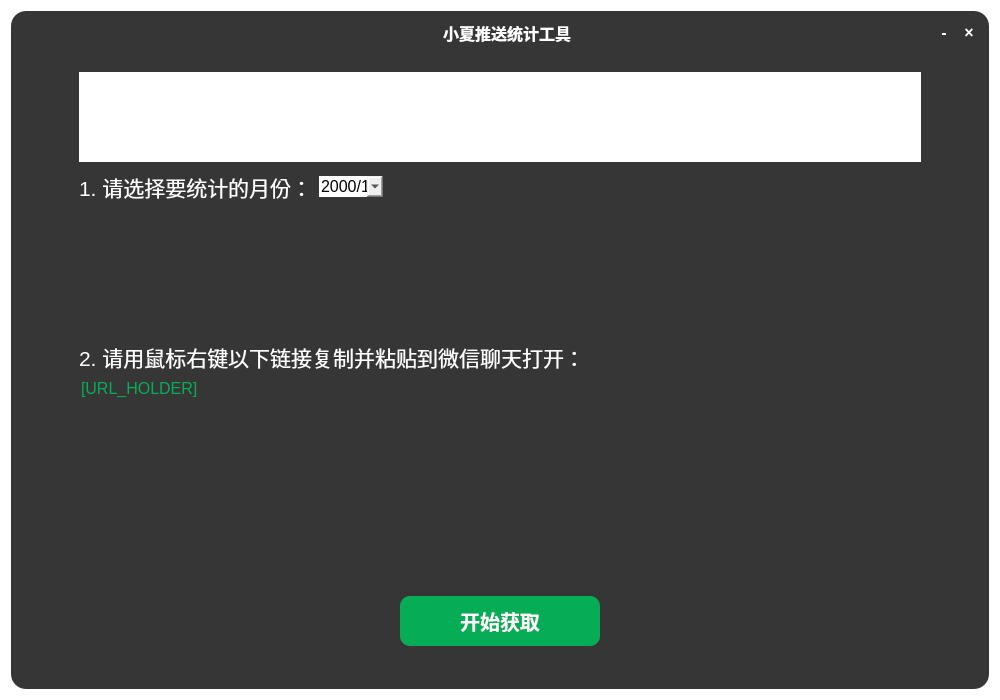
Qt form ui/ui_design/main_win.ui (Epochmaking/xiaoxia_contribution_statistic_tool) before a commit.
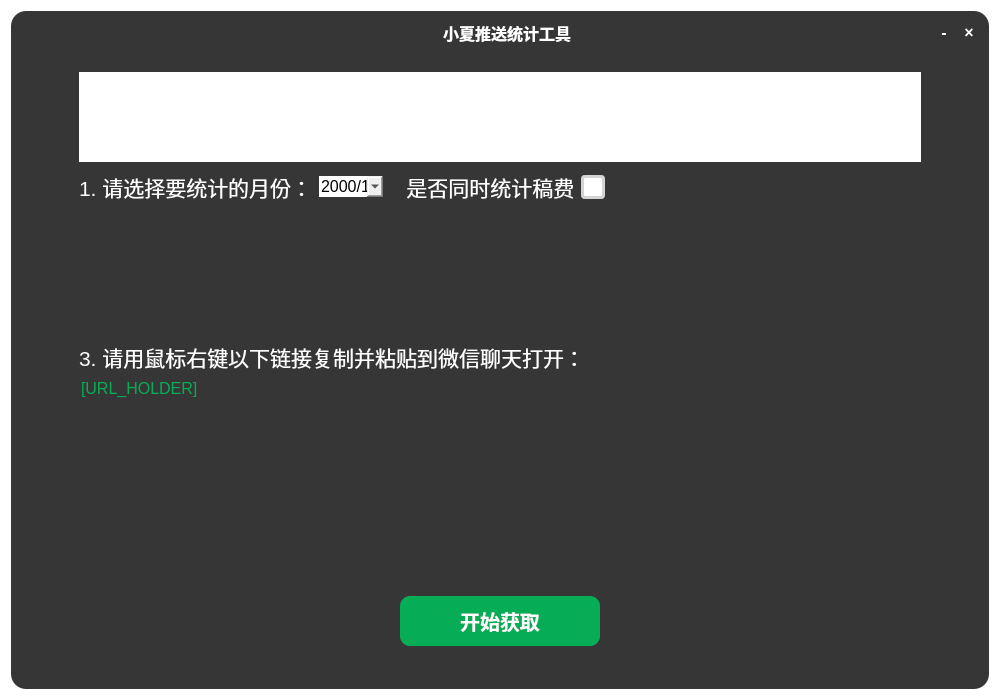
The same form after that commit. The open tabs and pages were chosen to show the change. Icons and pictures are not drawn.

```diff
--- a/ui/ui_design/main_win.ui
+++ b/ui/ui_design/main_win.ui
@@ -1038,6 +1038,72 @@
                   </property>
                  </widget>
                 </item>
+                <item>
+                 <widget class="QLabel" name="label_5">
+                  <property name="font">
+                   <font>
+                    <pointsize>16</pointsize>
+                   </font>
+                  </property>
+                  <property name="styleSheet">
+                   <string notr="true">color: rgb(255, 255, 255);</string>
+                  </property>
+                  <property name="text">
+                   <string>   是否同时统计稿费</string>
+                  </property>
+                 </widget>
+                </item>
+                <item>
+                 <widget class="QCheckBox" name="to_calc_fee">
+                  <property name="sizePolicy">
+                   <sizepolicy hsizetype="Fixed" vsizetype="Fixed">
+                    <horstretch>0</horstretch>
+                    <verstretch>0</verstretch>
+                   </sizepolicy>
+                  </property>
+                  <property name="minimumSize">
+                   <size>
+                    <width>15</width>
+                    <height>15</height>
+                   </size>
+                  </property>
+                  <property name="styleSheet">
+                   <string notr="true">QCheckBox {
+    font-size: 12px;
+    color: #333333;
+    spacing: 8px; /* 方框和文字间距 */
+}
+/* 复选框方框基础 */
+QCheckBox::indicator {
+    width: 18px;
+    height: 18px;
+    border: 3px solid #666666;
+    border-radius: 4px; /* 圆角方框 */
+    border-color: rgb(212, 212, 212);
+    background-color: white;
+}
+/* 鼠标悬浮未选中 */
+QCheckBox::indicator:hover {
+    border-color: rgb(6, 173, 86);
+}
+/* 选中状态：绿色背景+绿色边框，原生白色对勾自动出现 */
+QCheckBox::indicator:checked {
+    border-color: rgb(6, 173, 86);
+    background-color: rgb(6, 173, 86);
+    /* 替换image，使用Qt内置勾选符号，白色 */
+    border-image: none;
+    image: url(&quot;:/images/checkmark_white&quot;);
+}
+</string>
+                  </property>
+                  <property name="text">
+                   <string/>
+                  </property>
+                  <property name="tristate">
+                   <bool>false</bool>
+                  </property>
+                 </widget>
+                </item>
                 <item>
                  <spacer name="horizontalSpacer">
                   <property name="orientation">
@@ -1074,7 +1140,7 @@
                    <string notr="true">color: rgb(255, 255, 255);</string>
                   </property>
                   <property name="text">
-                   <string>2. 请用鼠标右键以下链接复制并粘贴到微信聊天打开：</string>
+                   <string>3. 请用鼠标右键以下链接复制并粘贴到微信聊天打开：</string>
                   </property>
                  </widget>
                 </item>
```
Left out of the diff: 2 changed lines with no effect on the pictures.
